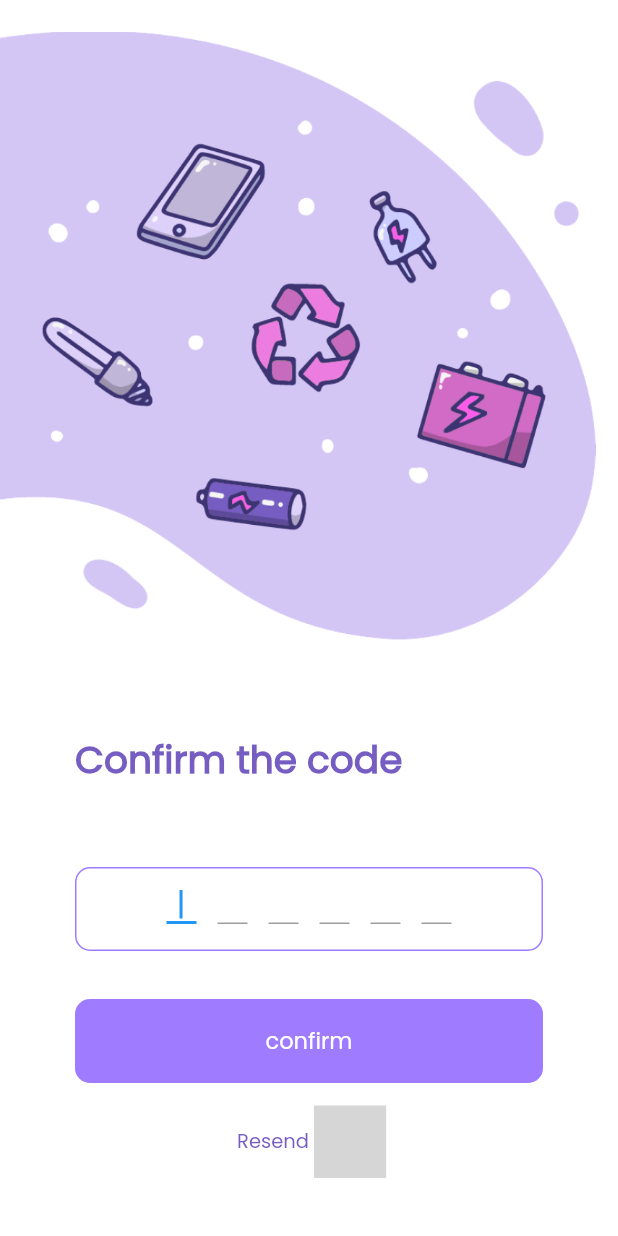
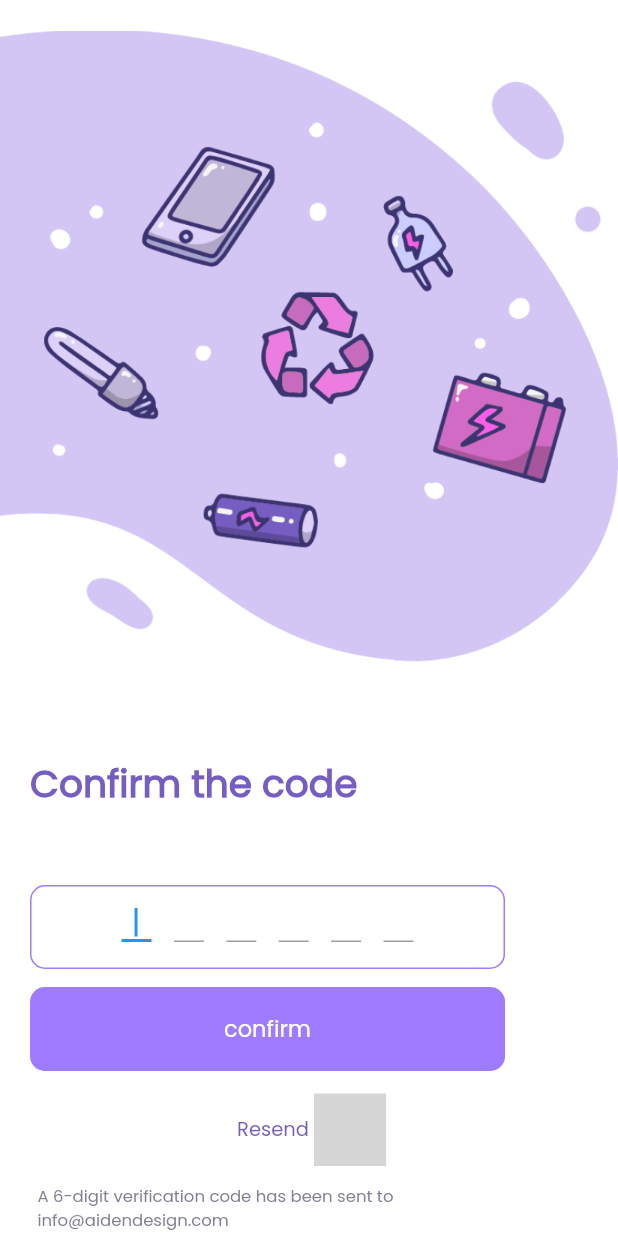
Before and after one commit to da0ran9e/Todos-mobile, a Flutter app: the VerifyScreen screen opened directly with empty values, on a phone screen of 412 x 824 dp. Run offline on Flutter 3.47's test engine with Material 2 defaults, Android fonts, the phone set to English and light mode, and no system bars; our stand-ins replace introduction_screen, liquid_swipe; missing offline and left inert: fluid_bottom_nav_bar, flutter_timer_countdown; grey boxes are pictures that could not be loaded.

Commit message:
fix pading

```diff
--- a/flart/lib/components/login/loginPage/screens/verify_screen.dart
+++ b/flart/lib/components/login/loginPage/screens/verify_screen.dart
@@ -15,24 +15,26 @@
 
   @override
   Widget build(BuildContext context) {
+    double mainWidth = MediaQuery.of(context).size.width;
+    double mainHeight = MediaQuery.of(context).size.height;
     return Scaffold(
       backgroundColor: Colors.white,
       body: Column(
         crossAxisAlignment: CrossAxisAlignment.start,
         children: [
           Padding(
-            padding: const EdgeInsets.only(top: 13, right: 15),
+            padding: EdgeInsets.only(top: 12, right: 0),
             child: Image.asset(
               "assets/login_vectors/vector-3.png",
-              width: 428,
-              height: 457,
+              width: (428 / 457) * (mainHeight - 350),
+              height: mainHeight - 350,
             ),
           ),
           const SizedBox(
             height: 18,
           ),
           Padding(
-            padding: const EdgeInsets.symmetric(horizontal: 50),
+            padding: const EdgeInsets.symmetric(horizontal: 20),
             child: Column(
               textDirection: TextDirection.ltr,
               crossAxisAlignment: CrossAxisAlignment.start,
@@ -47,10 +49,10 @@
                   ),
                 ),
                 const SizedBox(
-                  height: 16,
+                  height: 12,
                 ),
                 Container(
-                  width: 329,
+                  width: (329 / 428) * mainWidth,
                   height: 56,
                   decoration: BoxDecoration(
                     border:
@@ -67,12 +69,12 @@
                   ),
                 ),
                 const SizedBox(
-                  height: 32,
+                  height: 12,
                 ),
                 ClipRRect(
                   borderRadius: const BorderRadius.all(Radius.circular(10)),
                   child: SizedBox(
-                    width: 329,
+                    width: (329 / 428) * mainWidth,
                     height: 56,
                     child: ElevatedButton(
                       onPressed: () {},
@@ -134,7 +136,7 @@
                   ],
                 ),
                 const SizedBox(
-                  height: 37,
+                  height: 12,
                 ),
               ],
             ),
```
